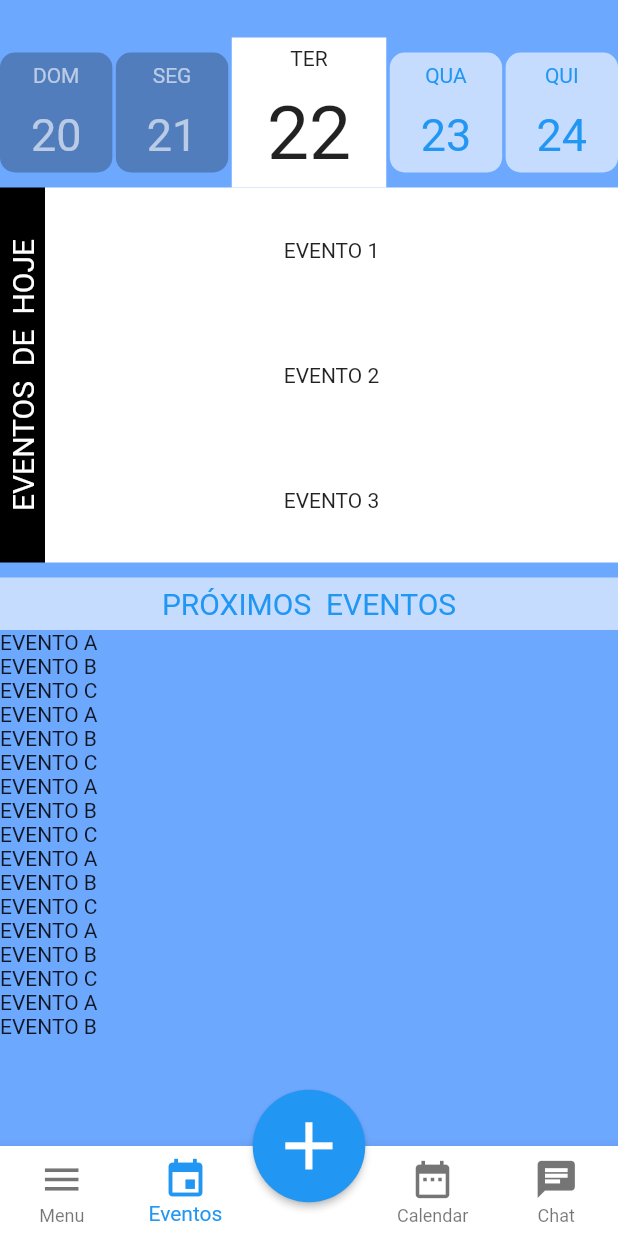
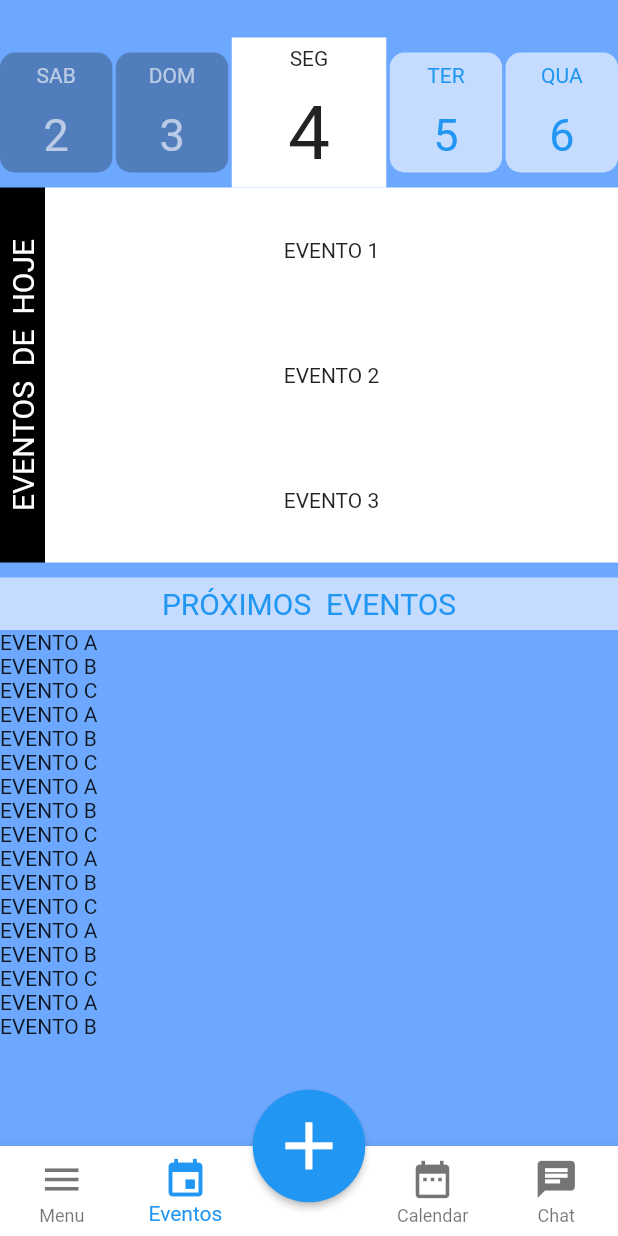
Before and after one commit to AlexandreFNDZ/Mobile_AMGE, a Flutter app: the TelaPrincipal screen opened directly, item 2 of the bottom bar chosen, on a phone screen of 412 x 824 dp. Run offline on Flutter 3.47's test engine with Material 2 defaults, Android fonts, the phone set to English and light mode, and no system bars.

```diff
--- a/lib/pages/eventos.dart
+++ b/lib/pages/eventos.dart
@@ -1,4 +1,5 @@
 import 'package:flutter/material.dart';
+import 'package:intl/intl.dart';
 
 class Eventos extends StatefulWidget {
   @override
@@ -13,8 +14,14 @@ class _EventosState extends State<Eventos> {
   double heightMenor = 80;
   double heightMaior = 100;
 
+  var diaSemana = ["SEG", "TER", "QUA", "QUI", "SEX", "SAB", "DOM"];
+  int hojeDay = (DateTime.now().subtract(Duration(days: 1)).weekday);
+
+  var eventos;
+
   @override
   Widget build(BuildContext context) {
+    print(getDiaCerto((hojeDay) - 2));
     return Column(
       children: <Widget>[
         Padding(
@@ -32,13 +39,15 @@ class _EventosState extends State<Eventos> {
                   mainAxisAlignment: MainAxisAlignment.spaceAround,
                   children: <Widget>[
                     Text(
-                      "DOM",
+                      diaSemana[getDiaCerto((hojeDay) - 2)].toString(),
                       style: TextStyle(color: Colors.white60),
                     ),
                     Text(
-                      "20",
+                      DateTime.now().subtract(Duration(days: 2)).day.toString(),
                       style: TextStyle(
-                          fontSize: fontSizeMenor, color: Colors.white60),
+                        fontSize: fontSizeMenor,
+                        color: Colors.white60,
+                      ),
                     )
                   ],
                 ),
@@ -53,11 +62,11 @@ class _EventosState extends State<Eventos> {
                   mainAxisAlignment: MainAxisAlignment.spaceAround,
                   children: <Widget>[
                     Text(
-                      "SEG",
+                      diaSemana[getDiaCerto((hojeDay) - 1)].toString(),
                       style: TextStyle(color: Colors.white60),
                     ),
                     Text(
-                      "21",
+                      DateTime.now().subtract(Duration(days: 1)).day.toString(),
                       style: TextStyle(
                           fontSize: fontSizeMenor, color: Colors.white60),
                     )
@@ -73,9 +82,9 @@ class _EventosState extends State<Eventos> {
                 child: Column(
                   mainAxisAlignment: MainAxisAlignment.spaceAround,
                   children: <Widget>[
-                    Text("TER"),
+                    Text(diaSemana[getDiaCerto(hojeDay)].toString()),
                     Text(
-                      "22",
+                      DateTime.now().day.toString(),
                       style: TextStyle(fontSize: fontSizeMaior),
                     )
                   ],
@@ -91,11 +100,11 @@ class _EventosState extends State<Eventos> {
                   mainAxisAlignment: MainAxisAlignment.spaceAround,
                   children: <Widget>[
                     Text(
-                      "QUA",
+                      diaSemana[getDiaCerto((hojeDay) + 1)].toString(),
                       style: TextStyle(color: Colors.blue),
                     ),
                     Text(
-                      "23",
+                      DateTime.now().add(Duration(days: 1)).day.toString(),
                       style: TextStyle(
                           fontSize: fontSizeMenor, color: Colors.blue),
                     )
@@ -112,11 +121,11 @@ class _EventosState extends State<Eventos> {
                   mainAxisAlignment: MainAxisAlignment.spaceAround,
                   children: <Widget>[
                     Text(
-                      "QUI",
+                      diaSemana[getDiaCerto((hojeDay) + 2)].toString(),
                       style: TextStyle(color: Colors.blue),
                     ),
                     Text(
-                      "24",
+                      DateTime.now().add(Duration(days: 2)).day.toString(),
                       style: TextStyle(
                           fontSize: fontSizeMenor, color: Colors.blue),
                     )
@@ -220,4 +229,14 @@ class _EventosState extends State<Eventos> {
       ],
     );
   }
+
+  getDiaCerto(int dia) {
+    if (dia < 0) {
+      dia += 7;
+    } else if (dia > 6) {
+      dia -= 7;
+    }
+
+    return dia;
+  }
 }
--- a/pubspec.yaml
+++ b/pubspec.yaml
@@ -17,6 +17,7 @@ environment:
   sdk: ">=2.2.2 <3.0.0"
 
 dependencies:
+  intl: ^0.15.7
   flutter:
     sdk: flutter
 
```
Also changed, not shown: pubspec.lock.
